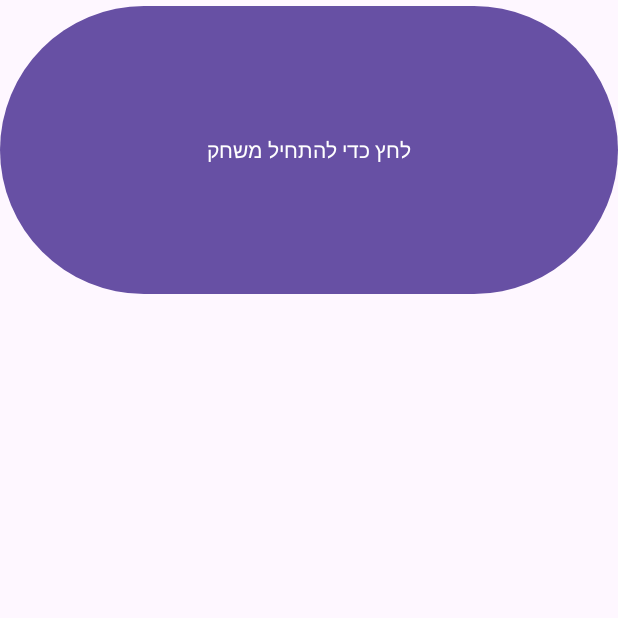
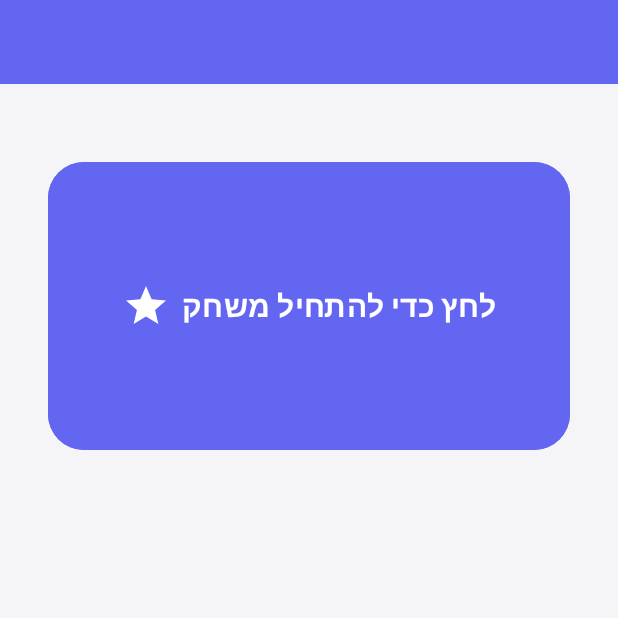
Before and after one commit to INONSEGEV/Hangman-game, an Android app: the screen it shows after launch (MainActivity), on a phone screen of 412 x 824 dp, the top half of it. Run offline under Robolectric (Android 15) with nearby library versions, the light colour scheme and no system bars.

```diff
--- a/app/src/main/java/com/example/hangmangame/MainActivity.java
+++ b/app/src/main/java/com/example/hangmangame/MainActivity.java
@@ -11,20 +11,18 @@ import androidx.core.graphics.Insets;
 import androidx.core.view.ViewCompat;
 import androidx.core.view.WindowInsetsCompat;
 
+import com.google.android.material.button.MaterialButton;
+
 public class MainActivity extends AppCompatActivity {
 
 
-    Button StartGame;
+    MaterialButton StartGame;
     @Override
     protected void onCreate(Bundle savedInstanceState) {
         super.onCreate(savedInstanceState);
         EdgeToEdge.enable(this);
         setContentView(R.layout.activity_main);
-        ViewCompat.setOnApplyWindowInsetsListener(findViewById(R.id.main), (v, insets) -> {
-            Insets systemBars = insets.getInsets(WindowInsetsCompat.Type.systemBars());
-            v.setPadding(systemBars.left, systemBars.top, systemBars.right, systemBars.bottom);
-            return insets;
-        });
+
         setVolumeControlStream(AudioManager.STREAM_MUSIC);
 
         StartGame = findViewById(R.id.StartGame);
--- /dev/null
+++ b/app/src/main/res/drawable/keyboard_button_bg.xml
@@ -0,0 +1,4 @@
+<shape xmlns:android="http://schemas.android.com/apk/res/android" android:shape="rectangle">
+    <solid android:color="#E0E0E0"/>
+    <corners android:radius="8dp"/>
+</shape>
--- a/app/src/main/res/layout/activity_main.xml
+++ b/app/src/main/res/layout/activity_main.xml
@@ -1,21 +1,52 @@
 <?xml version="1.0" encoding="utf-8"?>
-<androidx.constraintlayout.widget.ConstraintLayout xmlns:android="http://schemas.android.com/apk/res/android"
+<androidx.core.widget.NestedScrollView
+    xmlns:android="http://schemas.android.com/apk/res/android"
     xmlns:app="http://schemas.android.com/apk/res-auto"
-    xmlns:tools="http://schemas.android.com/tools"
-    android:id="@+id/main"
     android:layout_width="match_parent"
     android:layout_height="match_parent"
-    tools:context=".MainActivity">
+    android:fillViewport="true"
+    android:background="#F5F5F7">
+
+    <androidx.constraintlayout.widget.ConstraintLayout
+        android:layout_width="match_parent"
+        android:layout_height="wrap_content"
+        android:paddingBottom="32dp">
+
+        <!-- Toolbar -->
+        <androidx.appcompat.widget.Toolbar
+            android:id="@+id/toolbar"
+            android:layout_width="match_parent"
+            android:layout_height="56dp"
+            android:background="#6366F1"
+            android:title="התחל משחק"
+            android:titleTextColor="@android:color/white"
+            app:layout_constraintTop_toTopOf="parent"
+            app:layout_constraintStart_toStartOf="parent"
+            app:layout_constraintEnd_toEndOf="parent" />
+
+        <!-- Start Game Button -->
+        <com.google.android.material.button.MaterialButton
+            android:id="@+id/StartGame"
+            android:layout_width="0dp"
+            android:layout_height="200dp"
+            android:layout_marginStart="32dp"
+            android:layout_marginEnd="32dp"
+            android:layout_marginTop="48dp"
+            android:text="לחץ כדי להתחיל משחק"
+            android:textColor="#FFFFFF"
+            android:textSize="20sp"
+            android:textStyle="bold"
+            android:backgroundTint="#6366F1"
+            app:cornerRadius="24dp"
+            app:icon="@drawable/ic_star"
+            app:iconTint="#FFFFFF"
+            app:iconGravity="textStart"
+            app:iconSize="32dp"
+            app:layout_constraintTop_toBottomOf="@id/toolbar"
+            app:layout_constraintStart_toStartOf="parent"
+            app:layout_constraintEnd_toEndOf="parent"/>
 
 
 
-    <Button
-        android:id="@+id/StartGame"
-        android:layout_width="match_parent"
-        android:layout_height="200dp"
-        android:text="לחץ כדי להתחיל משחק"
-
-
-        />
-
-</androidx.constraintlayout.widget.ConstraintLayout>
+    </androidx.constraintlayout.widget.ConstraintLayout>
+</androidx.core.widget.NestedScrollView>
```
Also changed, not shown: app/src/main/res/layout/activity_game.xml (+70 -80 lines), app/src/main/res/values/themes.xml (+7 -0 lines).
